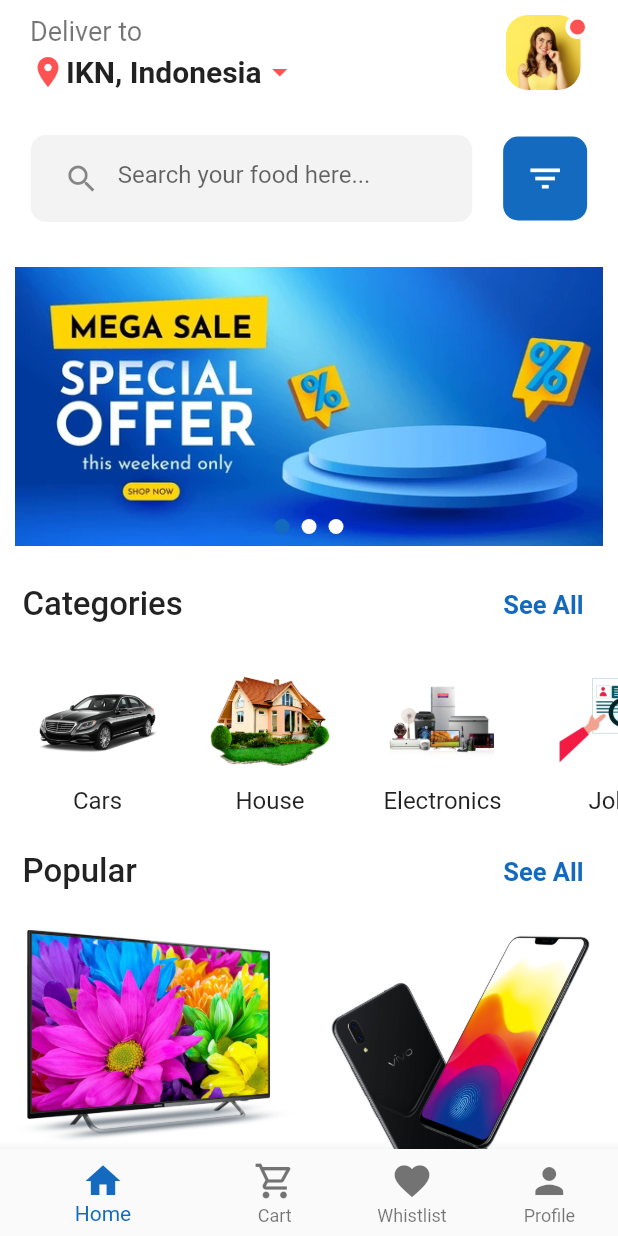
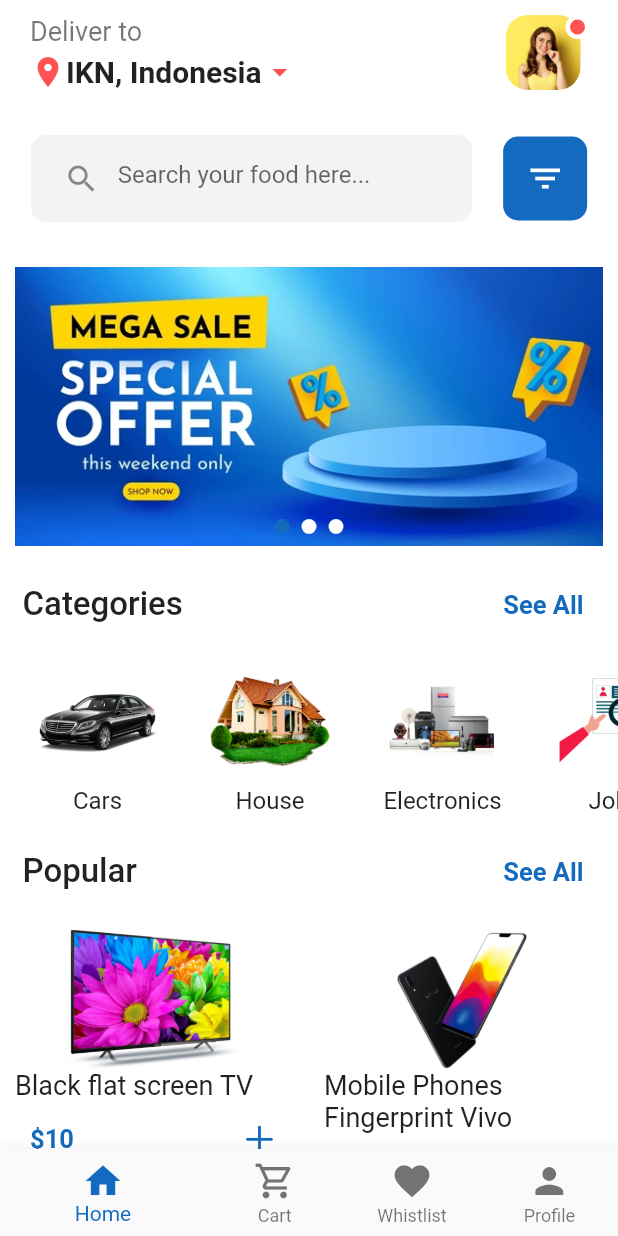
Before and after one commit to arkasideas/online_ecommerce_ui, a Flutter app: the screen it shows after launch, on a phone screen of 412 x 824 dp. Run offline on Flutter 3.47's test engine with Material 2 defaults, Android fonts, the light colour scheme and no system bars; drawn by our look-alikes of carousel_slider; our stand-ins replace flutter_rating_bar.

Commit message:
All Done

```diff
--- a/lib/screens/home_screen.dart
+++ b/lib/screens/home_screen.dart
@@ -310,6 +310,90 @@ class _HomeScreenState extends State<HomeScreen> {
               ),
             ),
             ProductWidgets(),
+            // SizedBox(height: 10),
+            Padding(
+              padding: EdgeInsets.symmetric(
+                horizontal: 15,
+                vertical: 5,
+              ),
+              child: Row(
+                mainAxisAlignment: MainAxisAlignment.spaceBetween,
+                children: [
+                  Text(
+                    "Promotions",
+                    style: TextStyle(
+                      fontSize: 22,
+                      fontWeight: FontWeight.w500,
+                    ),
+                  ),
+                  TextButton(
+                    onPressed: () {},
+                    child: Text(
+                      "See All",
+                      style: TextStyle(
+                        color: Color(0xFF146ABE),
+                        fontSize: 17,
+                        fontWeight: FontWeight.bold,
+                      ),
+                    ),
+                  ),
+                ],
+              ),
+            ),
+            SizedBox(
+              height: MediaQuery.of(context).size.height * 0.5,
+              child: ListView.builder(
+                scrollDirection: Axis.horizontal,
+                shrinkWrap: true,
+                itemCount: promotions.length,
+                itemBuilder: (context, index) {
+                  return Container(
+                    width: MediaQuery.of(context).size.width * 0.6,
+                    margin: EdgeInsets.only(left: 15),
+                    padding: EdgeInsets.symmetric(vertical: 5),
+                    decoration: BoxDecoration(
+                      borderRadius: BorderRadius.circular(10),
+                    ),
+                    child: Image.asset(
+                      promotions[index],
+                      fit: BoxFit.cover,
+                    ),
+                  );
+                },
+              ),
+            ),
+            SizedBox(height: 20),
+            Padding(
+              padding: EdgeInsets.symmetric(
+                horizontal: 15,
+                vertical: 5,
+              ),
+              child: Row(
+                mainAxisAlignment: MainAxisAlignment.spaceBetween,
+                children: [
+                  Text(
+                    "Newest",
+                    style: TextStyle(
+                      fontSize: 22,
+                      fontWeight: FontWeight.w500,
+                    ),
+                  ),
+                  TextButton(
+                    onPressed: () {},
+                    child: Text(
+                      "See All",
+                      style: TextStyle(
+                        color: Color(0xFF146ABE),
+                        fontSize: 17,
+                        fontWeight: FontWeight.bold,
+                      ),
+                    ),
+                  ),
+                ],
+              ),
+            ),
+            ProductWidgets(),
+            SizedBox(height: 20),
           ],
         ),
       ),
--- a/lib/widgets/products_widget.dart
+++ b/lib/widgets/products_widget.dart
@@ -1,4 +1,6 @@
+import 'package:flutter/cupertino.dart';
 import 'package:flutter/material.dart';
+import 'package:online_ecommerce_ui/screens/product_screen.dart';
 
 class ProductWidgets extends StatelessWidget {
   List itemTitle = [
@@ -37,9 +39,51 @@ class ProductWidgets extends StatelessWidget {
                   crossAxisAlignment: CrossAxisAlignment.start,
                   children: [
                     InkWell(
-                      onTap: () {},
-                      child: Container(alignment: Alignment.center, child: Image.asset("assets/${itemsImages[index]}"),),
-                    )
+                      onTap: () {
+                        Navigator.push(
+                          context,
+                          MaterialPageRoute(
+                            builder: (context) => ProductScreen(),
+                          ),
+                        );
+                      },
+                      child: Container(
+                        alignment: Alignment.center,
+                        child: Image.asset(
+                          "assets/${itemsImages[index]}",
+                          // height: itemWidth * 0.75,
+                          height: itemWidth * 0.5,
+                        ),
+                      ),
+                    ),
+                    Text(
+                      itemTitle[index],
+                      style: TextStyle(
+                        fontSize: 18,
+                      ),
+                    ),
+                    SizedBox(height: 12),
+                    Padding(
+                      padding: EdgeInsets.symmetric(horizontal: 10),
+                      child: Row(
+                        mainAxisAlignment: MainAxisAlignment.spaceBetween,
+                        children: [
+                          Text(
+                            "\$10",
+                            style: TextStyle(
+                              fontSize: 17,
+                              color: Color(0xFF146ABE),
+                              fontWeight: FontWeight.bold,
+                            ),
+                          ),
+                          Icon(
+                            CupertinoIcons.add,
+                            color: Color(0xFF146ABE),
+                            size: 26,
+                          ),
+                        ],
+                      ),
+                    ),
                   ],
                 ),
               ),
--- a/note.txt
+++ b/note.txt
@@ -1,3 +1,3 @@
 source : https://www.youtube.com/watch?v=wui4hew6mdw
-26:02
+37:35
 Flutter Version : 3.10.6
```
Also changed, not shown: lib/screens/product_screen.dart (+267 -0 lines).
